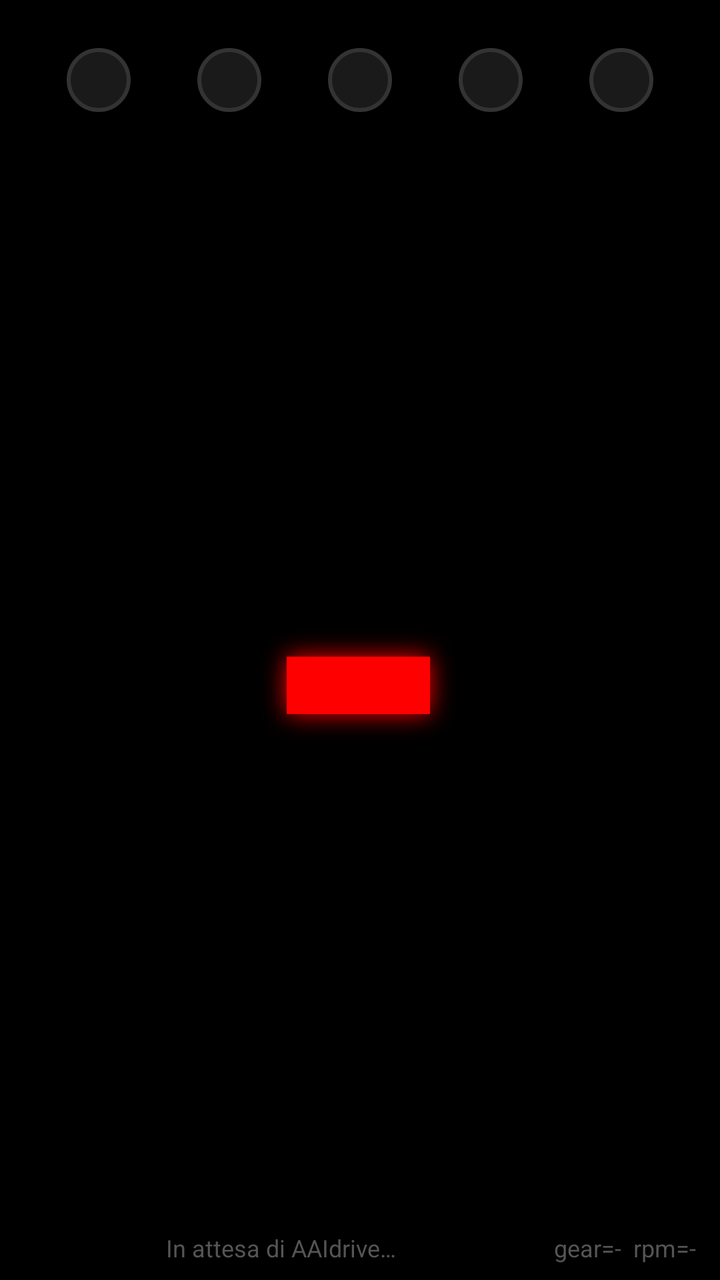
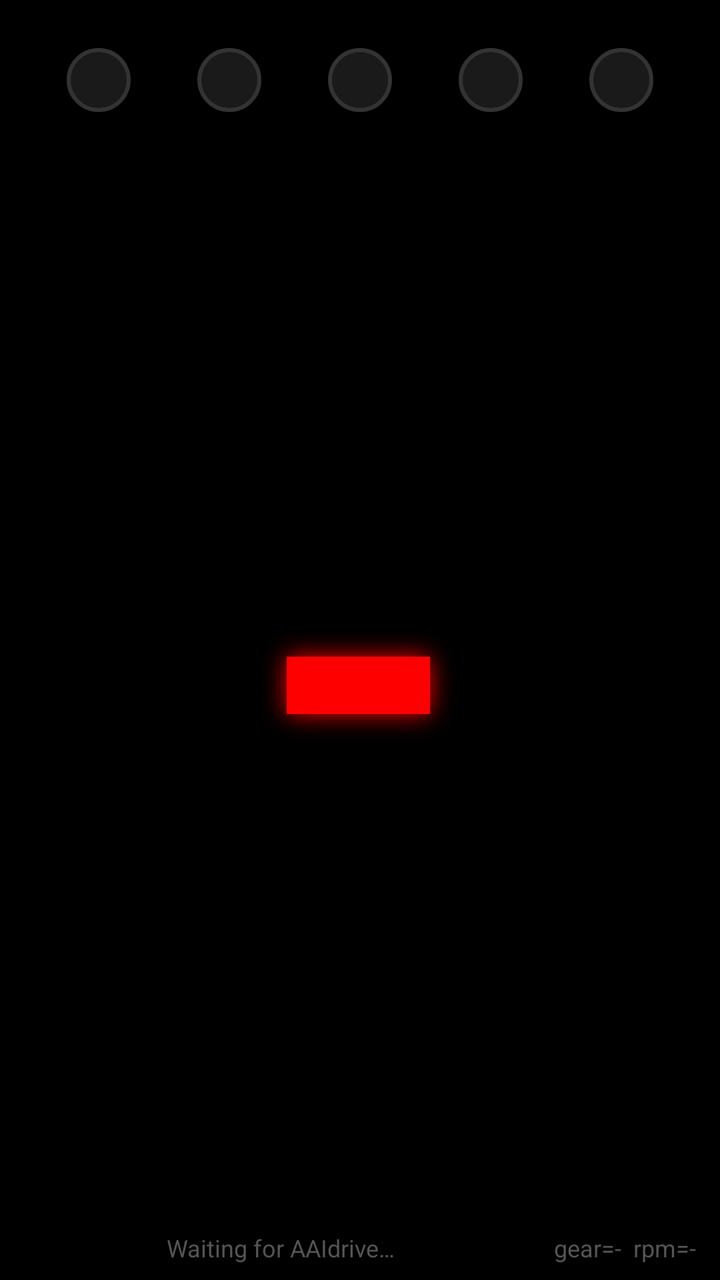

Compare the two renders of this Android layout. The source of the first and the diff that turns it into the second are given below.
<!-- AndroidManifest.xml: application theme Theme.RallyGear -->
<!-- res/layout/activity_main.xml -->
<?xml version="1.0" encoding="utf-8"?>
<RelativeLayout xmlns:android="http://schemas.android.com/apk/res/android"
    android:layout_width="match_parent"
    android:layout_height="match_parent"
    android:background="#000000"
    android:keepScreenOn="true">

    
    <LinearLayout
        android:id="@+id/ledBarContainer"
        android:layout_width="match_parent"
        android:layout_height="wrap_content"
        android:layout_alignParentTop="true"
        android:layout_marginTop="24dp"
        android:gravity="center_vertical"
        android:orientation="horizontal">

        <Space android:layout_width="0dp" android:layout_height="1dp" android:layout_weight="1" />
        <View android:id="@+id/led1" android:layout_width="32dp" android:layout_height="32dp" android:background="@drawable/led_off" />
        <Space android:layout_width="0dp" android:layout_height="1dp" android:layout_weight="1" />
        <View android:id="@+id/led2" android:layout_width="32dp" android:layout_height="32dp" android:background="@drawable/led_off" />
        <Space android:layout_width="0dp" android:layout_height="1dp" android:layout_weight="1" />
        <View android:id="@+id/led3" android:layout_width="32dp" android:layout_height="32dp" android:background="@drawable/led_off" />
        <Space android:layout_width="0dp" android:layout_height="1dp" android:layout_weight="1" />
        <View android:id="@+id/led4" android:layout_width="32dp" android:layout_height="32dp" android:background="@drawable/led_off" />
        <Space android:layout_width="0dp" android:layout_height="1dp" android:layout_weight="1" />
        <View android:id="@+id/led5" android:layout_width="32dp" android:layout_height="32dp" android:background="@drawable/led_off" />
        <Space android:layout_width="0dp" android:layout_height="1dp" android:layout_weight="1" />
    </LinearLayout>

    
    <TextView
        android:id="@+id/tvGearDigit"
        android:layout_width="wrap_content"
        android:layout_height="wrap_content"
        android:layout_centerInParent="true"
        android:text="-"
        android:textColor="#FF0000"
        android:textSize="@dimen/text_size_gear"
        android:textStyle="bold"
        android:shadowColor="#FF0000"
        android:shadowDx="0"
        android:shadowDy="0"
        android:shadowRadius="30" />

    
    <TextView
        android:id="@+id/tvRaw"
        android:layout_width="wrap_content"
        android:layout_height="wrap_content"
        android:layout_alignParentBottom="true"
        android:layout_alignParentEnd="true"
        android:layout_marginBottom="8dp"
        android:layout_marginEnd="12dp"
        android:text="gear=-  rpm=-"
        android:textColor="#555555"
        android:textSize="12sp" />

    
    <TextView
        android:id="@+id/tvStatus"
        android:layout_width="match_parent"
        android:layout_height="wrap_content"
        android:layout_alignParentBottom="true"
        android:layout_alignParentStart="true"
        android:layout_toStartOf="@id/tvRaw"
        android:layout_marginStart="12dp"
        android:layout_marginEnd="8dp"
        android:layout_marginBottom="8dp"
        android:gravity="center_horizontal"
        android:maxLines="2"
        android:text="In attesa di AAIdrive…"
        android:textColor="#555555"
        android:textSize="12sp" />

</RelativeLayout>
<!-- resources referenced by this layout -->
<resources>
  <dimen name="text_size_gear">260sp</dimen>
  <!-- drawable led_off (drawable) -->
  <?xml version="1.0" encoding="utf-8"?>
  <shape xmlns:android="http://schemas.android.com/apk/res/android" android:shape="oval">
      <solid android:color="#1A1A1A" />
      <stroke android:width="2dp" android:color="#333333" />
  </shape>
  <style name="Theme.RallyGear" parent="Base.Theme.RallyGear" />
  <style name="Base.Theme.RallyGear" parent="Theme.AppCompat.NoActionBar">
          <item name="android:windowBackground">@android:color/black</item>
          <item name="android:colorBackground">@android:color/black</item>
          <item name="android:statusBarColor">@android:color/black</item>
          <item name="android:navigationBarColor">@android:color/black</item>
      </style>
</resources>

<!-- the commit's change to res/layout/activity_main.xml (unified diff, before → after) -->
@@ -69,7 +69,7 @@
         android:layout_marginBottom="8dp"
         android:gravity="center_horizontal"
         android:maxLines="2"
-        android:text="In attesa di AAIdrive…"
+        android:text="@string/status_waiting_aaidrive"
         android:textColor="#555555"
         android:textSize="12sp" />
 
<!-- resource entries referenced after the edit -->
@@ -7,6 +7,7 @@
       <solid android:color="#1A1A1A" />
       <stroke android:width="2dp" android:color="#333333" />
   </shape>
+  <string name="status_waiting_aaidrive">Waiting for AAIdrive…</string>
   <style name="Theme.RallyGear" parent="Base.Theme.RallyGear" />
   <style name="Base.Theme.RallyGear" parent="Theme.AppCompat.NoActionBar">
           <item name="android:windowBackground">@android:color/black</item>
